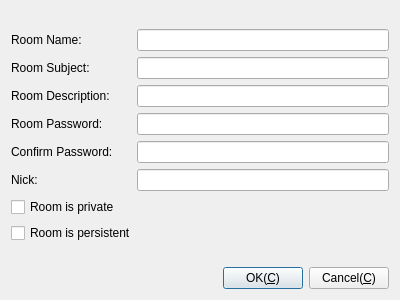
The window that Widgets/FrmGroupChat/DlgCreateGroupChatRoom.ui (KangLin/RabbitIm) describes before a commit, drawn with Qt 5.
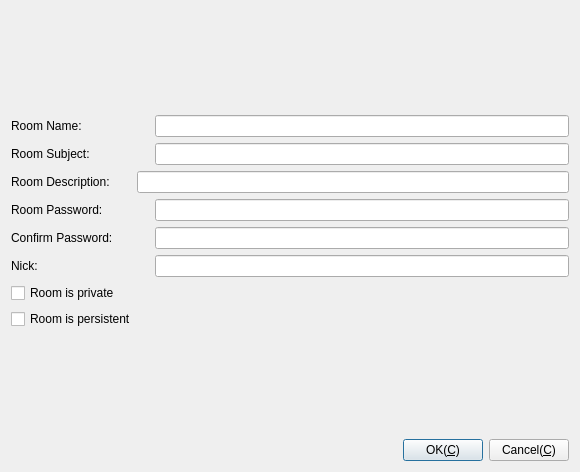
The same window after the commit. Icons and pictures are not drawn.

```diff
--- a/Widgets/FrmGroupChat/DlgCreateGroupChatRoom.ui
+++ b/Widgets/FrmGroupChat/DlgCreateGroupChatRoom.ui
@@ -6,8 +6,8 @@
    <rect>
     <x>0</x>
     <y>0</y>
-    <width>400</width>
-    <height>300</height>
+    <width>580</width>
+    <height>472</height>
    </rect>
   </property>
   <property name="windowTitle">
```
Left out of the diff: 1 changed line with no effect on the pictures.
